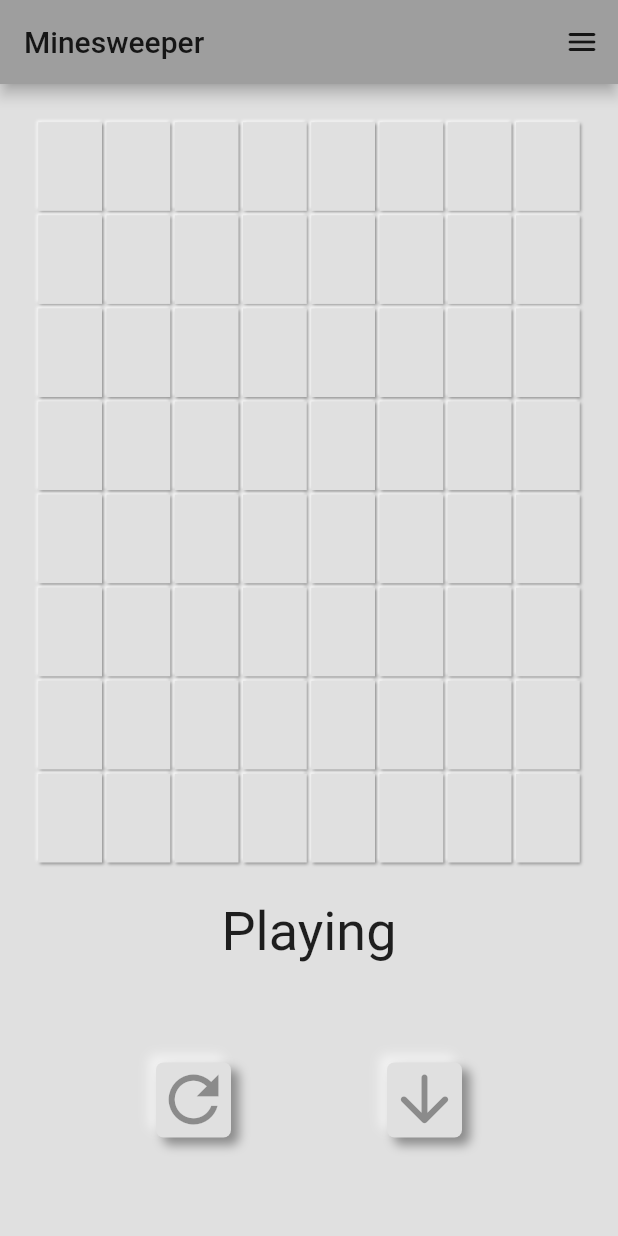
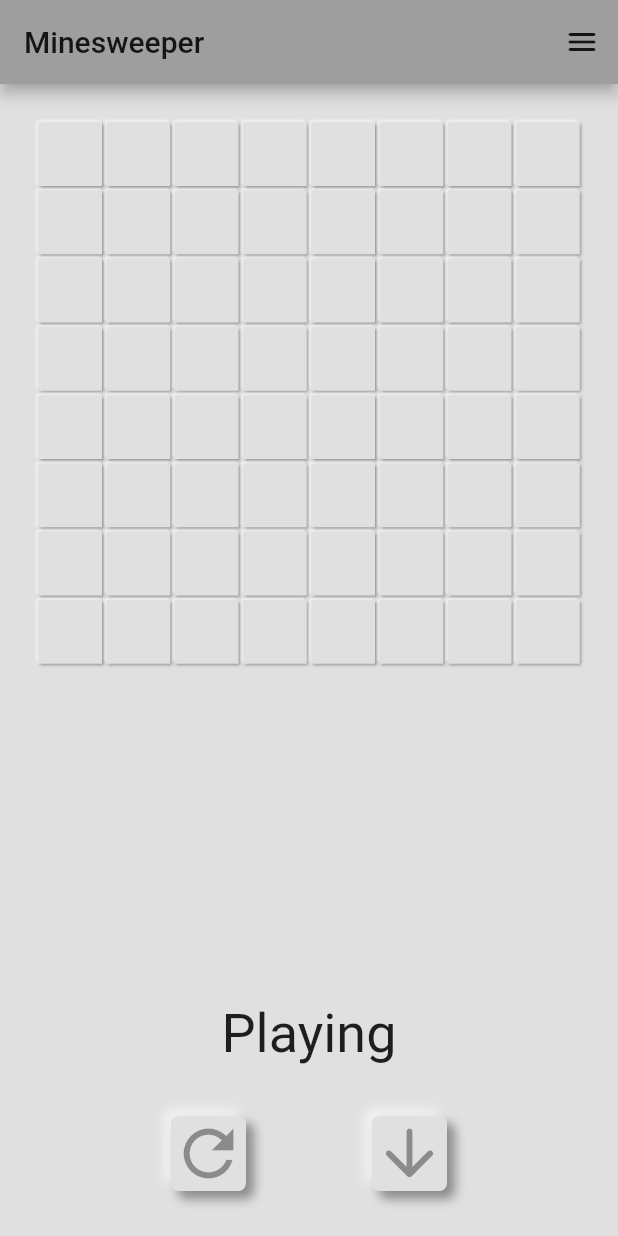
Before and after one commit to Meconer/minesweeper, a Flutter app: the screen it shows after launch, on a phone screen of 412 x 824 dp. Run offline on Flutter 3.47's test engine with Material 2 defaults, Android fonts, the phone set to English and light mode, and no system bars; our stand-ins replace flutter_inset_box_shadow, flutter_riverpod, logger, shared_preferences.

Commit message:
Fixat (?) layouten Lagat buggen som gjorde att flaggknappen inte visade rätt status

```diff
--- a/lib/controllers/game_controller.dart
+++ b/lib/controllers/game_controller.dart
@@ -50,7 +50,8 @@
   }
 
   void toggleDigOrFlag() {
-    state = state.copyWith(isFlagging: !(state.isFlagging));
+    final newFlagging = !state.isFlagging;
+    state = state.copyWith(isFlagging: newFlagging);
   }
 
   void gameOver() {
--- a/lib/pages/game_page.dart
+++ b/lib/pages/game_page.dart
@@ -1,3 +1,5 @@
+import 'dart:math';
+
 import 'package:flutter_riverpod/flutter_riverpod.dart';
 import 'package:flutter/material.dart';
 import 'package:logger/logger.dart';
@@ -24,6 +26,7 @@
   @override
   Widget build(BuildContext context, WidgetRef ref) {
     final gameController = ref.watch(gameStateProvider.notifier);
+    final gameState = ref.watch(gameStateProvider);
     logger.d('Rebuild');
 
     return Scaffold(
@@ -44,20 +47,23 @@
       body: Column(
         children: [
           Expanded(
-            flex: 3,
-            child: Container(
+            child: LayoutBuilder(builder: (context, constraints) {
+              final size = min(constraints.maxWidth, constraints.maxHeight);
+              return Container(
                 color: Colors.grey[300],
-              child: GameGrid(),
-            ),
+                child: GameGrid(size),
+              );
+            }),
           ),
           Container(
             color: Colors.grey[300],
             width: double.infinity,
             alignment: Alignment.center,
+            height: 50,
             child: const WinWidget(),
           ),
-          Expanded(
-            child: Container(
+          Container(
+            padding: const EdgeInsets.all(30),
             color: Colors.grey[300],
             child: Row(
               mainAxisAlignment: MainAxisAlignment.spaceEvenly,
@@ -70,14 +76,13 @@
                   },
                 ),
                 GameButton(
-                      icon: gameController.isFlagging()
+                    icon: gameState.isFlagging
                         ? Icons.flag_rounded
                         : Icons.arrow_downward_rounded,
                     callback: () {
                       gameController.toggleDigOrFlag();
                     }),
               ],
-              ),
             ),
           )
         ],
--- a/lib/widgets/game_grid.dart
+++ b/lib/widgets/game_grid.dart
@@ -1,5 +1,3 @@
-import 'dart:math';
-
 import 'package:flutter/material.dart';
 import 'package:flutter_riverpod/flutter_riverpod.dart';
 import 'package:logger/logger.dart';
@@ -8,7 +6,9 @@
 import 'grid_button.dart';
 
 class GameGrid extends ConsumerWidget {
-  GameGrid({Key? key}) : super(key: key);
+  final double size;
+
+  GameGrid(this.size, {Key? key}) : super(key: key);
   final logger = Logger(level: Level.error);
 
   @override
@@ -17,28 +17,21 @@
 
     return Padding(
       padding: const EdgeInsets.all(24.0),
-      child: LayoutBuilder(builder: (context, constraints) {
-        var width = constraints.maxWidth;
-        var height = constraints.maxHeight;
-        var size = min(width, height);
-
-        return SizedBox(
-          width: size,
-          height: size,
+      child: SizedBox(
+        width: size - 48,
+        height: size - 48,
         child: GridView.builder(
             physics: const NeverScrollableScrollPhysics(),
-              itemCount:
-                  gameState.board.boardWidth * gameState.board.boardWidth,
+            itemCount: gameState.board.boardWidth * gameState.board.boardWidth,
             gridDelegate: SliverGridDelegateWithFixedCrossAxisCount(
               crossAxisCount: gameState.board.boardWidth,
-                mainAxisExtent: height / gameState.board.boardWidth,
+              mainAxisExtent: (size - 48) / gameState.board.boardWidth,
               childAspectRatio: 1.0,
             ),
             itemBuilder: (context, index) {
               return GridButton(index);
             }),
-        );
-      }),
+      ),
     );
   }
 }
```
Lines whose indentation alone changed are shown as unchanged.
